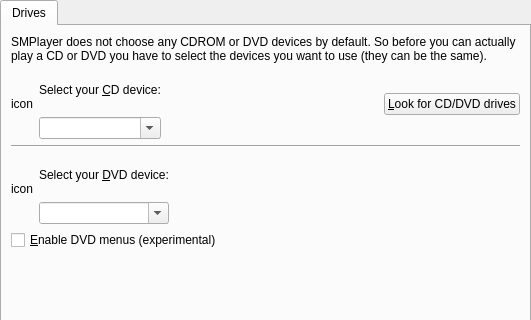
Before: the Qt Designer form src/prefdrives.ui in wilbert2000/wzplayer, drawn with Qt 5; both pictures show x 0 to 531 and y 0 to 320 of the 531 by 489 pixel window.
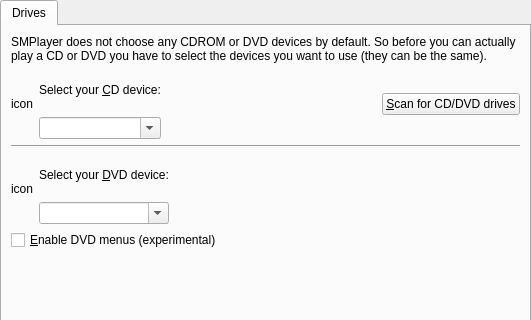
After: the same form once the commit is applied. Custom widgets are drawn as their Qt base class.

Commit message: 'Look for CD/DVD drives' => 'Scan for CD/DVD drives'

Patch:
```diff
--- a/src/prefdrives.ui
+++ b/src/prefdrives.ui
@@ -154,7 +154,7 @@
          <item>
           <widget class="QPushButton" name="check_drives_button" >
            <property name="text" >
-            <string>&amp;Look for CD/DVD drives</string>
+            <string>&amp;Scan for CD/DVD drives</string>
            </property>
           </widget>
          </item>
```
